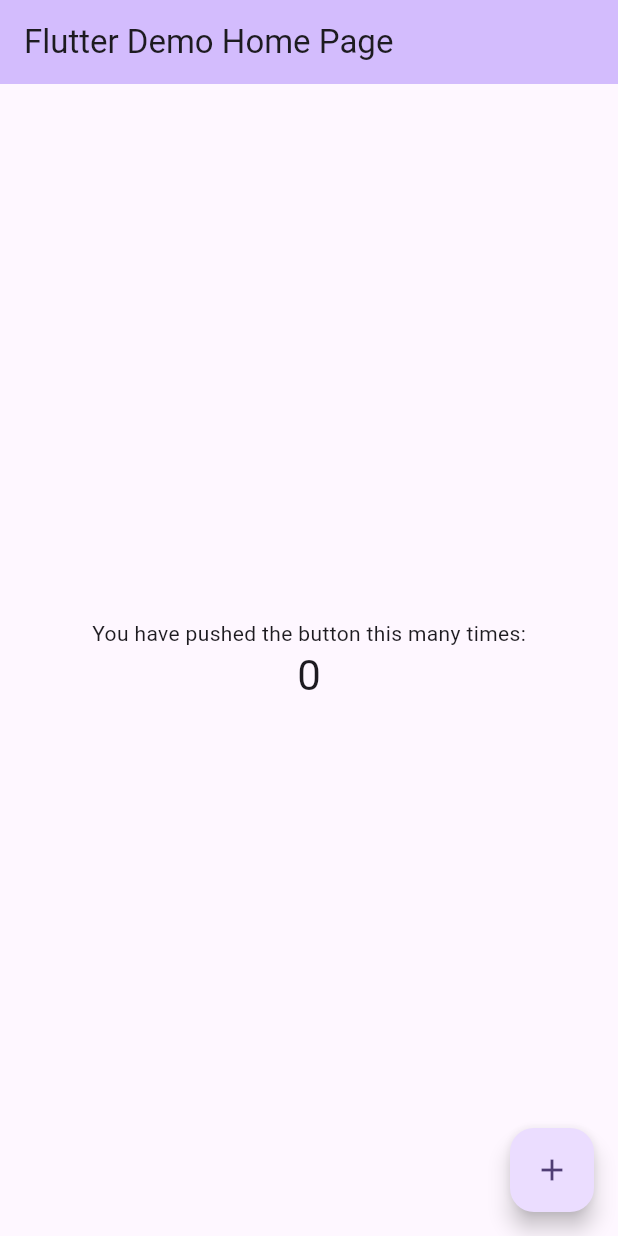
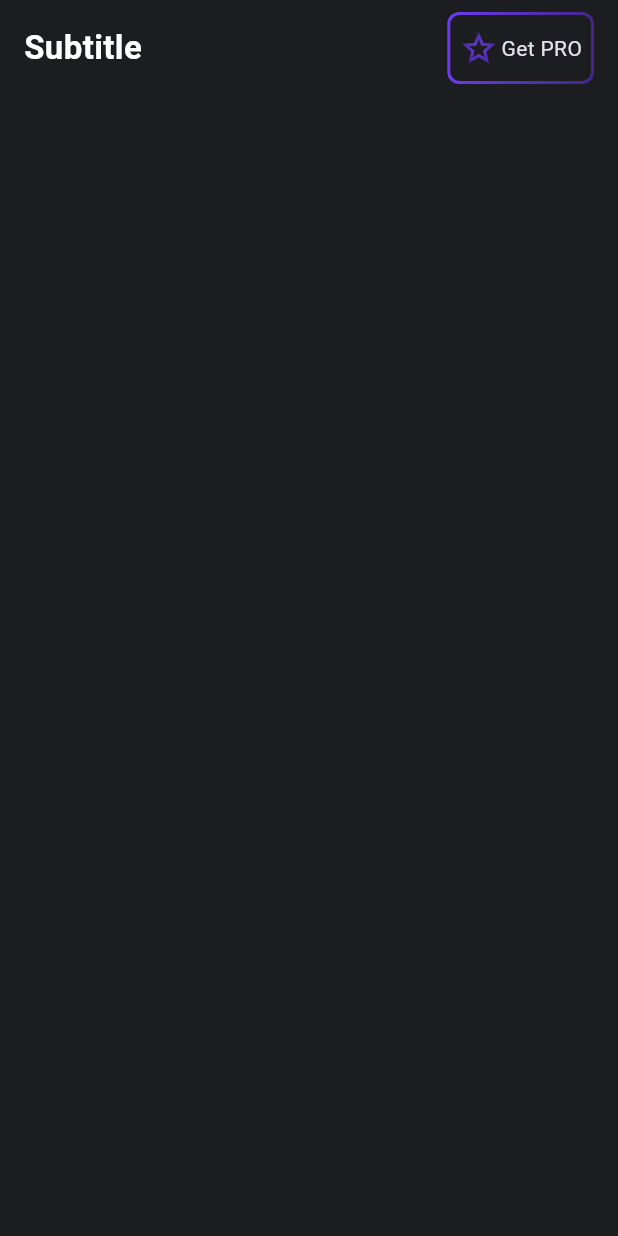
Before and after one commit to Youssef-Mustafa/Mix-Subtitle, a Flutter app: the screen it shows after launch, on a phone screen of 412 x 824 dp. Run offline on Flutter 3.47's test engine with Material 3 defaults, Android fonts, the phone set to English and light mode, and no system bars; our stand-ins replace go_router.

Commit message:
create custom app bar

```diff
--- a/lib/constants.dart
+++ b/lib/constants.dart
@@ -0,0 +1,3 @@
+import 'package:flutter/material.dart';
+
+const kPrimaryColor = Color(0xff1C1D21);
--- /dev/null
+++ b/lib/core/utlis/app_router.dart
@@ -0,0 +1,13 @@
+import 'package:go_router/go_router.dart';
+import 'package:mix_subtitle/features/home/presentation/view/home_view.dart';
+
+abstract class AppRouter {
+  static final router = GoRouter(
+    routes: [
+      GoRoute(
+        path: '/',
+        builder: (context, state) => const HomeView(),
+      )
+    ],
+  );
+}
--- /dev/null
+++ b/lib/features/home/presentation/view/home_view.dart
@@ -0,0 +1,15 @@
+import 'package:flutter/material.dart';
+import 'package:mix_subtitle/features/home/presentation/view/widgets/home_view_body.dart';
+
+class HomeView extends StatelessWidget {
+  const HomeView({super.key});
+
+  @override
+  Widget build(BuildContext context) {
+    return const SafeArea(
+      child: Scaffold(
+        body: HomeViewBody(),
+      ),
+    );
+  }
+}
--- /dev/null
+++ b/lib/features/home/presentation/view/widgets/custom_app_bar.dart
@@ -0,0 +1,24 @@
+import 'package:flutter/material.dart';
+import 'package:mix_subtitle/features/home/presentation/view/widgets/pro_button.dart';
+
+class CustomAppBar extends StatelessWidget {
+  const CustomAppBar({super.key});
+
+  @override
+  Widget build(BuildContext context) {
+    return const Row(
+      mainAxisAlignment: MainAxisAlignment.spaceBetween,
+      children: [
+        Text(
+          'Subtitle',
+          style: TextStyle(
+            color: Colors.white,
+            fontWeight: FontWeight.bold,
+            fontSize: 22,
+          ),
+        ),
+        ProButton(),
+      ],
+    );
+  }
+}
--- /dev/null
+++ b/lib/features/home/presentation/view/widgets/home_view_body.dart
@@ -0,0 +1,18 @@
+import 'package:flutter/material.dart';
+import 'package:mix_subtitle/features/home/presentation/view/widgets/custom_app_bar.dart';
+
+class HomeViewBody extends StatelessWidget {
+  const HomeViewBody({super.key});
+
+  @override
+  Widget build(BuildContext context) {
+    return const Padding(
+      padding: EdgeInsets.symmetric(horizontal: 16.0, vertical: 8),
+      child: Column(
+        children: [
+          CustomAppBar(),
+        ],
+      ),
+    );
+  }
+}
--- /dev/null
+++ b/lib/features/home/presentation/view/widgets/pro_button.dart
@@ -0,0 +1,43 @@
+import 'package:flutter/material.dart';
+import 'package:flutter/widgets.dart';
+import 'package:mix_subtitle/features/home/presentation/view/widgets/unicorn_outline_button.dart';
+
+class ProButton extends StatelessWidget {
+  const ProButton({
+    super.key,
+  });
+
+  @override
+  Widget build(BuildContext context) {
+    return UnicornOutlineButton(
+      strokeWidth: 2,
+      radius: 8,
+      gradient: const LinearGradient(
+        colors: [Color(0xff6c3af1), Color(0xff412886)],
+      ),
+      onPressed: () {},
+      child: Container(
+        padding: const EdgeInsets.symmetric(horizontal: 8),
+        decoration: BoxDecoration(
+          borderRadius: BorderRadius.circular(8),
+        ),
+        child: Row(
+          mainAxisSize: MainAxisSize.min,
+          children: [
+            ShaderMask(
+              shaderCallback: (Rect bounds) => const RadialGradient(
+                colors: [Color(0xff6c3af1), Color(0xff412886)],
+              ).createShader(bounds),
+              child: const Icon(
+                Icons.star_border,
+                size: 26,
+              ),
+            ),
+            const SizedBox(width: 2),
+            const Text('Get PRO'),
+          ],
+        ),
+      ),
+    );
+  }
+}
--- /dev/null
+++ b/lib/features/home/presentation/view/widgets/unicorn_outline_button.dart
@@ -0,0 +1,90 @@
+import 'package:flutter/material.dart';
+
+class UnicornOutlineButton extends StatelessWidget {
+  final _GradientPainter _painter;
+  final Widget _child;
+  final VoidCallback _callback;
+  final double _radius;
+
+  UnicornOutlineButton({
+    super.key,
+    required double strokeWidth,
+    required double radius,
+    required Gradient gradient,
+    required Widget child,
+    required VoidCallback onPressed,
+  })  : _painter = _GradientPainter(
+            strokeWidth: strokeWidth, radius: radius, gradient: gradient),
+        _child = child,
+        _callback = onPressed,
+        _radius = radius;
+
+  @override
+  Widget build(BuildContext context) {
+    return CustomPaint(
+      painter: _painter,
+      child: GestureDetector(
+        behavior: HitTestBehavior.translucent,
+        onTap: _callback,
+        child: InkWell(
+          borderRadius: BorderRadius.circular(_radius),
+          onTap: _callback,
+          child: Container(
+            constraints: const BoxConstraints(minWidth: 88, minHeight: 48),
+            child: Row(
+              mainAxisSize: MainAxisSize.min,
+              mainAxisAlignment: MainAxisAlignment.center,
+              children: <Widget>[
+                _child,
+              ],
+            ),
+          ),
+        ),
+      ),
+    );
+  }
+}
+
+class _GradientPainter extends CustomPainter {
+  final Paint _paint = Paint();
+  final double radius;
+  final double strokeWidth;
+  final Gradient gradient;
+
+  _GradientPainter(
+      {required double strokeWidth,
+      required double radius,
+      required Gradient gradient})
+      // ignore: prefer_initializing_formals
+      : strokeWidth = strokeWidth,
+        // ignore: prefer_initializing_formals
+        radius = radius,
+        // ignore: prefer_initializing_formals
+        gradient = gradient;
+
+  @override
+  void paint(Canvas canvas, Size size) {
+    // create outer rectangle equals size
+    Rect outerRect = Offset.zero & size;
+    var outerRRect =
+        RRect.fromRectAndRadius(outerRect, Radius.circular(radius));
+
+    // create inner rectangle smaller by strokeWidth
+    Rect innerRect = Rect.fromLTWH(strokeWidth, strokeWidth,
+        size.width - strokeWidth * 2, size.height - strokeWidth * 2);
+    var innerRRect = RRect.fromRectAndRadius(
+        innerRect, Radius.circular(radius - strokeWidth));
+
+    // apply gradient shader
+    _paint.shader = gradient.createShader(outerRect);
+
+    // create difference between outer and inner paths and draw it
+    Path path1 = Path()..addRRect(outerRRect);
+    Path path2 = Path()..addRRect(innerRRect);
+    var path = Path.combine(PathOperation.difference, path1, path2);
+    canvas.drawPath(path, _paint);
+  }
+
+  @override
+  bool shouldRepaint(CustomPainter oldDelegate) => oldDelegate != this;
+}
--- a/lib/main.dart
+++ b/lib/main.dart
@@ -1,125 +1,22 @@
 import 'package:flutter/material.dart';
+import 'package:mix_subtitle/constants.dart';
+import 'package:mix_subtitle/core/utlis/app_router.dart';
 
 void main() {
-  runApp(const MyApp());
+  runApp(const MixSubtitle());
 }
 
-class MyApp extends StatelessWidget {
-  const MyApp({super.key});
+class MixSubtitle extends StatelessWidget {
+  const MixSubtitle({super.key});
 
-  // This widget is the root of your application.
   @override
   Widget build(BuildContext context) {
-    return MaterialApp(
-      title: 'Flutter Demo',
-      theme: ThemeData(
-        // This is the theme of your application.
-        //
-        // TRY THIS: Try running your application with "flutter run". You'll see
-        // the application has a purple toolbar. Then, without quitting the app,
-        // try changing the seedColor in the colorScheme below to Colors.green
-        // and then invoke "hot reload" (save your changes or press the "hot
-        // reload" button in a Flutter-supported IDE, or press "r" if you used
-        // the command line to start the app).
-        //
-        // Notice that the counter didn't reset back to zero; the application
-        // state is not lost during the reload. To reset the state, use hot
-        // restart instead.
-        //
-        // This works for code too, not just values: Most code changes can be
-        // tested with just a hot reload.
-        colorScheme: ColorScheme.fromSeed(seedColor: Colors.deepPurple),
-        useMaterial3: true,
+    return MaterialApp.router(
+      debugShowCheckedModeBanner: false,
+      routerConfig: AppRouter.router,
+      theme: ThemeData.dark().copyWith(
+        scaffoldBackgroundColor: kPrimaryColor,
       ),
-      home: const MyHomePage(title: 'Flutter Demo Home Page'),
     );
   }
 }
-
-class MyHomePage extends StatefulWidget {
-  const MyHomePage({super.key, required this.title});
-
-  // This widget is the home page of your application. It is stateful, meaning
-  // that it has a State object (defined below) that contains fields that affect
-  // how it looks.
-
-  // This class is the configuration for the state. It holds the values (in this
-  // case the title) provided by the parent (in this case the App widget) and
-  // used by the build method of the State. Fields in a Widget subclass are
-  // always marked "final".
-
-  final String title;
-
-  @override
-  State<MyHomePage> createState() => _MyHomePageState();
-}
-
-class _MyHomePageState extends State<MyHomePage> {
-  int _counter = 0;
-
-  void _incrementCounter() {
-    setState(() {
-      // This call to setState tells the Flutter framework that something has
-      // changed in this State, which causes it to rerun the build method below
-      // so that the display can reflect the updated values. If we changed
-      // _counter without calling setState(), then the build method would not be
-      // called again, and so nothing would appear to happen.
-      _counter++;
-    });
-  }
-
-  @override
-  Widget build(BuildContext context) {
-    // This method is rerun every time setState is called, for instance as done
-    // by the _incrementCounter method above.
-    //
-    // The Flutter framework has been optimized to make rerunning build methods
-    // fast, so that you can just rebuild anything that needs updating rather
-    // than having to individually change instances of widgets.
-    return Scaffold(
-      appBar: AppBar(
-        // TRY THIS: Try changing the color here to a specific color (to
-        // Colors.amber, perhaps?) and trigger a hot reload to see the AppBar
-        // change color while the other colors stay the same.
-        backgroundColor: Theme.of(context).colorScheme.inversePrimary,
-        // Here we take the value from the MyHomePage object that was created by
-        // the App.build method, and use it to set our appbar title.
-        title: Text(widget.title),
-      ),
-      body: Center(
-        // Center is a layout widget. It takes a single child and positions it
-        // in the middle of the parent.
-        child: Column(
-          // Column is also a layout widget. It takes a list of children and
-          // arranges them vertically. By default, it sizes itself to fit its
-          // children horizontally, and tries to be as tall as its parent.
-          //
-          // Column has various properties to control how it sizes itself and
-          // how it positions its children. Here we use mainAxisAlignment to
-          // center the children vertically; the main axis here is the vertical
-          // axis because Columns are vertical (the cross axis would be
-          // horizontal).
-          //
-          // TRY THIS: Invoke "debug painting" (choose the "Toggle Debug Paint"
-          // action in the IDE, or press "p" in the console), to see the
-          // wireframe for each widget.
-          mainAxisAlignment: MainAxisAlignment.center,
-          children: <Widget>[
-            const Text(
-              'You have pushed the button this many times:',
-            ),
-            Text(
-              '$_counter',
-              style: Theme.of(context).textTheme.headlineMedium,
-            ),
-          ],
-        ),
-      ),
-      floatingActionButton: FloatingActionButton(
-        onPressed: _incrementCounter,
-        tooltip: 'Increment',
-        child: const Icon(Icons.add),
-      ), // This trailing comma makes auto-formatting nicer for build methods.
-    );
-  }
-}
```
Also changed, not shown: pubspec.yaml (+5 -20 lines), pubspec.lock, 1 other file.
